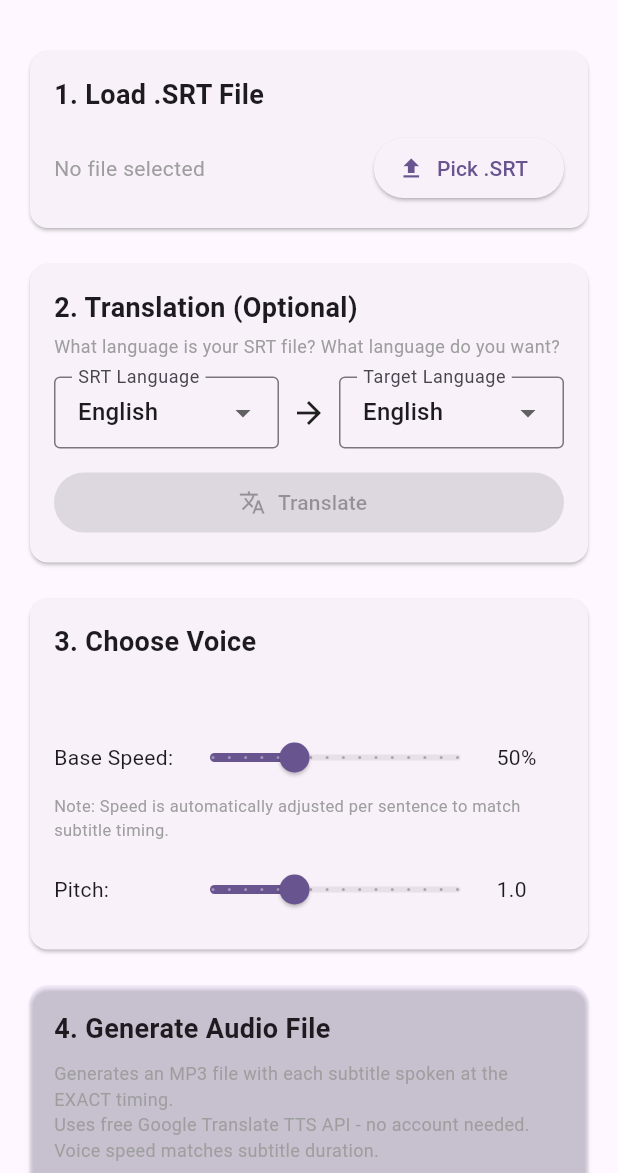
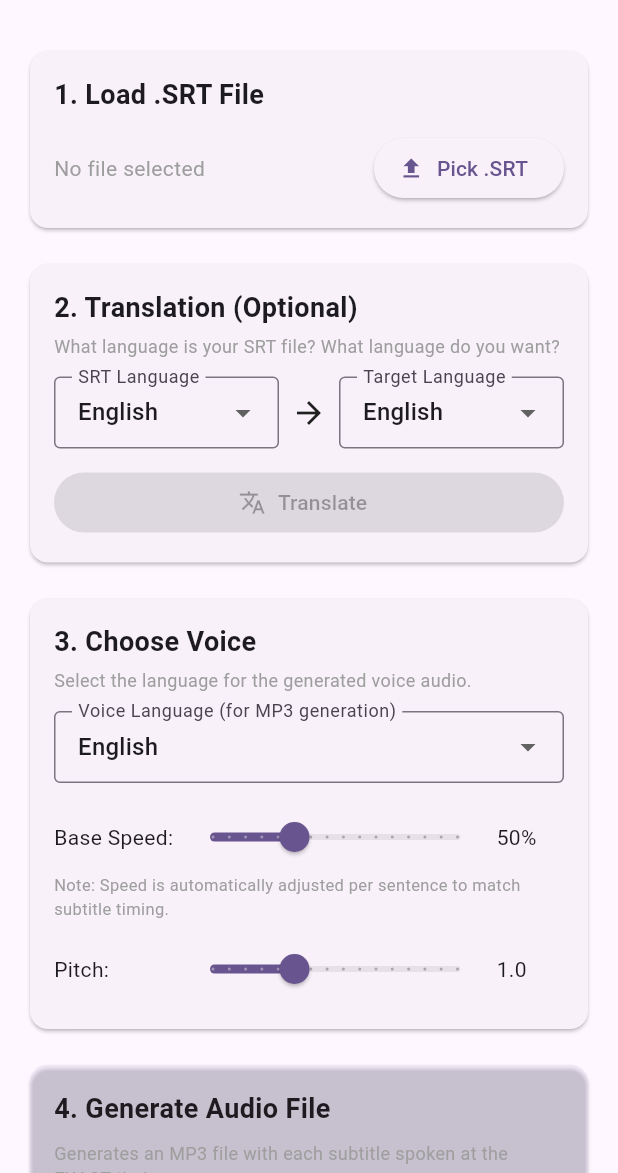
Before and after one commit to giangnam0201/SRTVoice, a Flutter app: the screen it shows after launch, on a phone screen of 412 x 824 dp, the part 63-1236 px from its top. Run offline on Flutter 3.47's test engine with Material 3 defaults, Android fonts, the phone set to English and light mode, and no system bars; our stand-ins replace file_picker, flutter_tts, web; missing offline and left inert: dart:js_interop.

Commit message:
fix: Voice language dropdown now controls TTS API language, works on web too
- Voice language dropdown uses supportedLanguages list (works on all platforms)
- Selecting a language sets it for both MP3 generation AND preview
- Device voice selector only shown on mobile for preview mode
- UI consistent between web and mobile
- No more empty voice list on web

```diff
--- a/lib/screens/home_screen.dart
+++ b/lib/screens/home_screen.dart
@@ -46,30 +46,21 @@ class _HomeScreenState extends State<HomeScreen> {
 
   Future<void> _initializeTts() async {
     await _ttsService.initialize();
+    // Set default language
+    await _ttsService.setLanguage(_targetLanguage.code);
     final languages = await _ttsService.getLanguages();
     final voices = await _ttsService.getVoices();
     if (mounted) {
       setState(() {
         _availableLanguages = languages;
         _allVoices = voices;
-        if (languages.isNotEmpty) {
-          _selectedVoiceLanguage = languages.firstWhere(
-            (l) => l.startsWith('en'),
-            orElse: () => languages.first,
-          );
-          _filterVoices();
-        }
+        _filterVoices();
       });
     }
   }
 
   void _filterVoices() {
-    if (_selectedVoiceLanguage == null) {
-      _filteredVoices = _allVoices;
-    } else {
-      _filteredVoices = _ttsService.filterVoicesByLanguage(_allVoices, _selectedVoiceLanguage!);
-    }
-    // Reset selected voice if it's not in the filtered list
+    _filteredVoices = _ttsService.filterVoicesByLanguage(_allVoices, _targetLanguage.code);
     if (_selectedVoice != null && !_filteredVoices.contains(_selectedVoice)) {
       _selectedVoice = _filteredVoices.isNotEmpty ? _filteredVoices.first : null;
     }
@@ -135,8 +126,8 @@ class _HomeScreenState extends State<HomeScreen> {
   Future<void> _generateAudio() async {
     if (_subtitles.isEmpty) { _showError('Load a subtitle file first'); return; }
 
-    if (_selectedVoiceLanguage != null) await _ttsService.setLanguage(_selectedVoiceLanguage!);
-    if (_selectedVoice != null) await _ttsService.setVoice(_selectedVoice!);
+    // Set language for the TTS API
+    await _ttsService.setLanguage(_targetLanguage.code);
     await _ttsService.setPitch(_pitch);
 
     setState(() { _isGenerating = true; _isSpeaking = true; _progress = 0; _statusMessage = 'Generating...'; _currentSpeakingIndex = -1; });
@@ -160,7 +151,7 @@ class _HomeScreenState extends State<HomeScreen> {
 
   Future<void> _previewSpeak() async {
     if (_subtitles.isEmpty) { _showError('Load a subtitle file first'); return; }
-    if (_selectedVoiceLanguage != null) await _ttsService.setLanguage(_selectedVoiceLanguage!);
+    await _ttsService.setLanguage(_targetLanguage.code);
     if (_selectedVoice != null) await _ttsService.setVoice(_selectedVoice!);
     await _ttsService.setPitch(_pitch);
 
@@ -279,26 +270,34 @@ class _HomeScreenState extends State<HomeScreen> {
   Widget _buildVoiceSettingsSection() {
     return Card(child: Padding(padding: const EdgeInsets.all(16), child: Column(crossAxisAlignment: CrossAxisAlignment.start, children: [
       const Text('3. Choose Voice', style: TextStyle(fontSize: 18, fontWeight: FontWeight.bold)),
+      const SizedBox(height: 4),
+      const Text('Select the language for the generated voice audio.', style: TextStyle(fontSize: 12, color: Colors.grey)),
       const SizedBox(height: 12),
-      // Voice language selector
-      if (_availableLanguages.isNotEmpty)
-        DropdownButtonFormField<String>(value: _selectedVoiceLanguage, isExpanded: true,
-          decoration: const InputDecoration(labelText: 'Voice Language', border: OutlineInputBorder(), contentPadding: EdgeInsets.symmetric(horizontal: 12, vertical: 8)),
-          items: _availableLanguages.map((l) => DropdownMenuItem(value: l, child: Text(l))).toList(),
-          onChanged: (v) {
-            if (v != null) {
-              setState(() { _selectedVoiceLanguage = v; _filterVoices(); });
-              _ttsService.setLanguage(v);
-            }
-          }),
+      // Voice language for TTS API - uses supportedLanguages which works everywhere
+      DropdownButtonFormField<Language>(
+        value: _targetLanguage,
+        isExpanded: true,
+        decoration: const InputDecoration(
+          labelText: 'Voice Language (for MP3 generation)',
+          border: OutlineInputBorder(),
+          contentPadding: EdgeInsets.symmetric(horizontal: 12, vertical: 8),
+        ),
+        items: supportedLanguages.map((l) => DropdownMenuItem(value: l, child: Text(l.name))).toList(),
+        onChanged: (v) {
+          if (v != null) {
+            setState(() => _targetLanguage = v);
+            _ttsService.setLanguage(v.code);
+          }
+        },
+      ),
       const SizedBox(height: 12),
-      // Voice selector - FILTERED by language, clean names
-      if (_filteredVoices.isNotEmpty)
+      // Device voice selector for Preview (only shown if device voices available)
+      if (!kIsWeb && _filteredVoices.isNotEmpty) ...[
         DropdownButtonFormField<Map<String, String>>(
           value: _filteredVoices.contains(_selectedVoice) ? _selectedVoice : null,
           isExpanded: true,
           decoration: InputDecoration(
-            labelText: 'Select Voice (${_filteredVoices.length} available)',
+            labelText: 'Device Voice for Preview (${_filteredVoices.length} available)',
             border: const OutlineInputBorder(),
             contentPadding: const EdgeInsets.symmetric(horizontal: 12, vertical: 8),
           ),
@@ -309,10 +308,9 @@ class _HomeScreenState extends State<HomeScreen> {
           onChanged: (v) {
             if (v != null) { setState(() => _selectedVoice = v); _ttsService.setVoice(v); }
           },
-        )
-      else if (_selectedVoiceLanguage != null)
-        const Text('No voices found for this language', style: TextStyle(color: Colors.orange)),
-      const SizedBox(height: 16),
+        ),
+        const SizedBox(height: 12),
+      ],
       // Speed slider
       Row(children: [
         const SizedBox(width: 80, child: Text('Base Speed:')),
```
